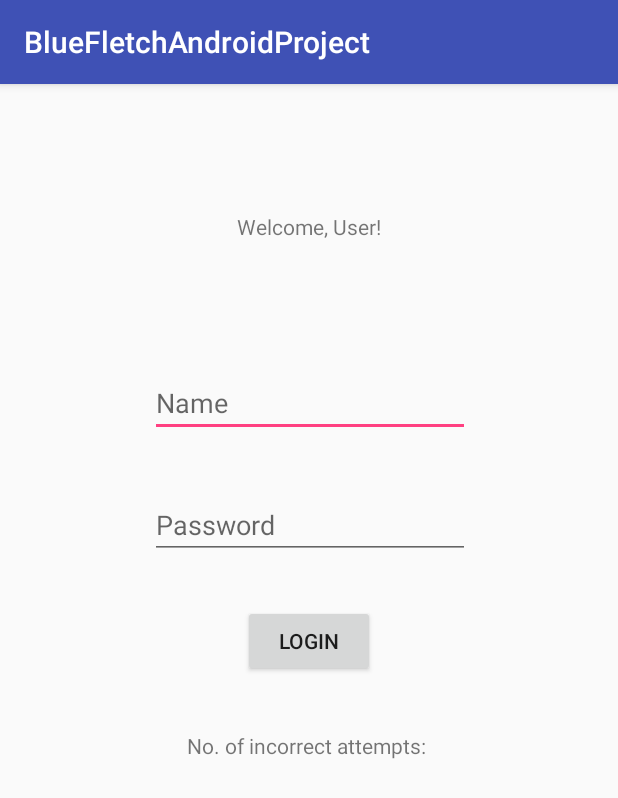
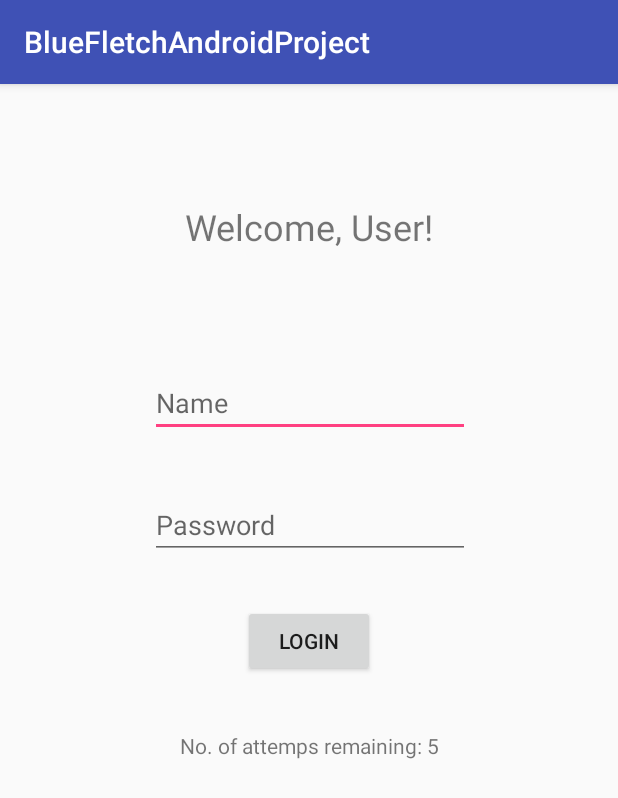
Before and after one commit to ajmeyers/BlueFletchAssignment, an Android app: the screen it shows after launch (MainActivity), on a phone screen of 412 x 824 dp. Shown: the top 798 px of the screen. Run offline under Robolectric (Android 15) with nearby library versions, the phone set to English and light mode, and no system bars.

```diff
--- a/app/src/main/res/layout/activity_main.xml
+++ b/app/src/main/res/layout/activity_main.xml
@@ -66,6 +66,7 @@
         android:layout_marginStart="8dp"
         android:layout_marginTop="8dp"
         android:text="Welcome, User!"
+        android:textSize="24sp"
         app:layout_constraintBottom_toTopOf="@+id/etName"
         app:layout_constraintEnd_toEndOf="parent"
         app:layout_constraintStart_toStartOf="parent"
@@ -79,7 +80,7 @@
         android:layout_marginEnd="8dp"
         android:layout_marginStart="8dp"
         android:layout_marginTop="8dp"
-        android:text="No. of incorrect attempts: "
+        android:text="No. of attemps remaining: "
         app:layout_constraintBottom_toBottomOf="parent"
         app:layout_constraintEnd_toEndOf="parent"
         app:layout_constraintStart_toStartOf="parent"
```
Also changed, not shown: app/src/main/java/com/example/bluefletchandroidproject/MainActivity.java (+27 -1 lines), app/src/main/res/layout/activity_app.xml (+8 -0 lines).
